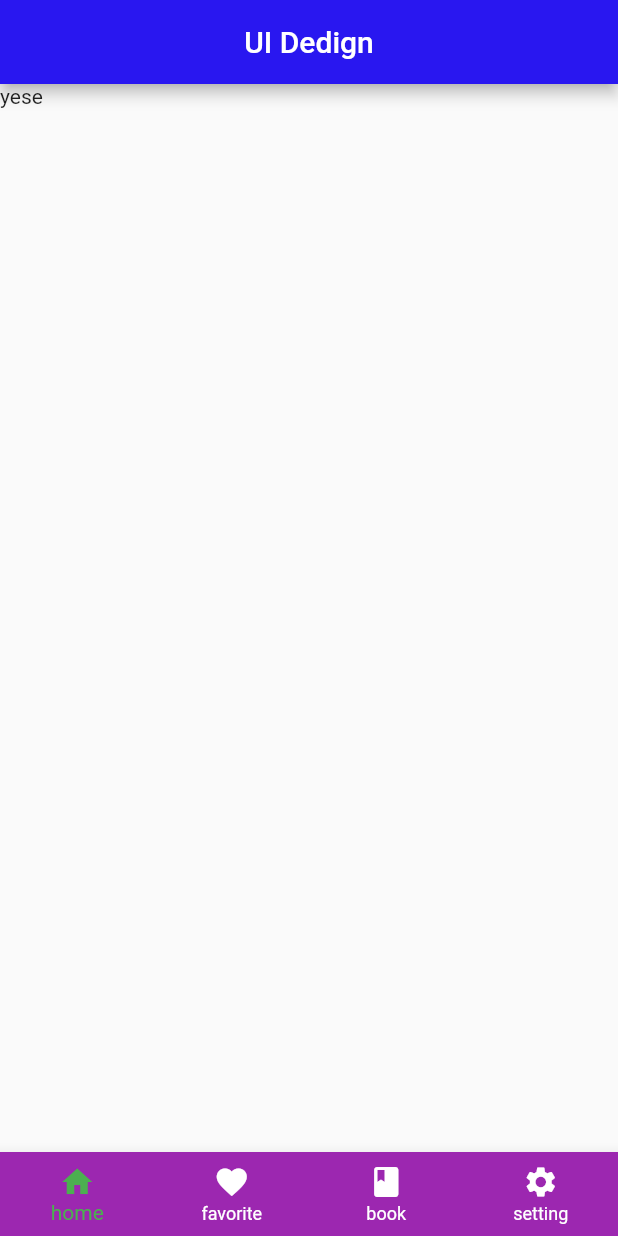
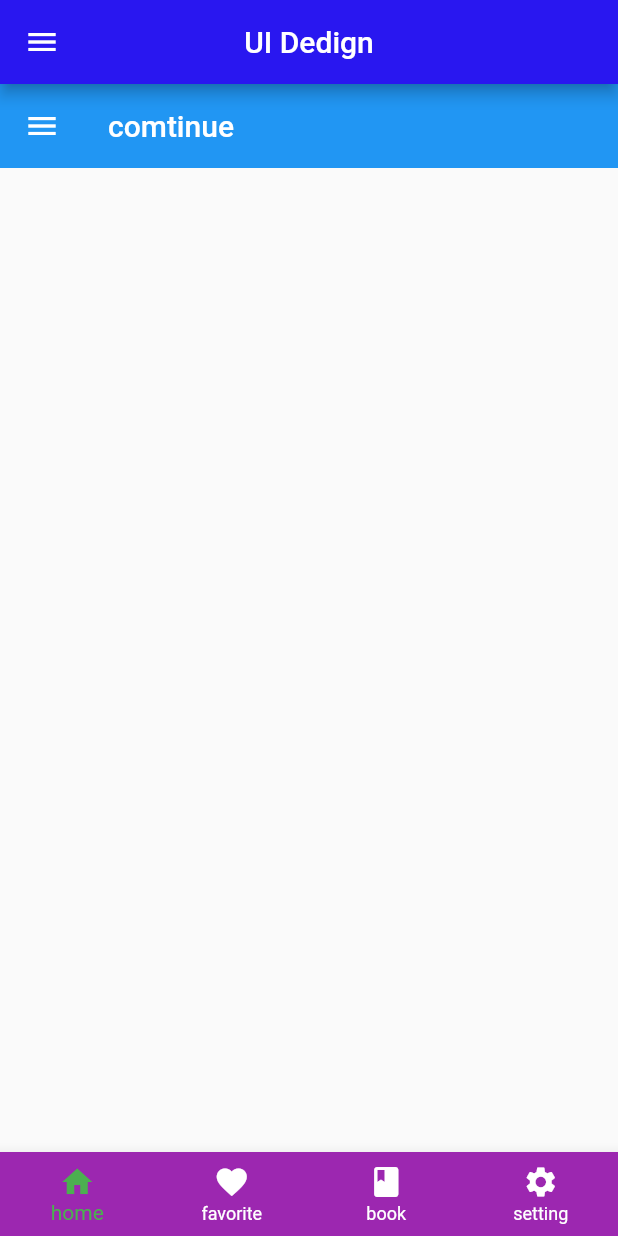
Before and after one commit to Chhangng/flutter_ui_design, a Flutter app: the screen it shows after launch, on a phone screen of 412 x 824 dp. Run offline on Flutter 3.47's test engine with Material 2 defaults, Android fonts, the phone set to English and light mode, and no system bars.

```diff
--- a/lib/book.dart
+++ b/lib/book.dart
@@ -5,8 +5,10 @@ class Book extends StatelessWidget {
 
   @override
   Widget build(BuildContext context) {
-    return Container(
-      child: Text("book"),
+    return Center(
+      child: Container(
+        child: Text("book"),
+      ),
     );
   }
 }
--- a/lib/home.dart
+++ b/lib/home.dart
@@ -16,6 +16,12 @@ class MyHomePage extends StatefulWidget {
 
 class _MyHomePageState extends State<MyHomePage> {
    int curenIdex = 0;
+   List<Map<String,dynamic>> listDrawer = [
+    {"name":"Home","icon":Icons.home},
+    {"name":"Favorite","icon":Icons.favorite},
+    {"name":"Setting","icon":Icons.settings}
+   ];
+
   @override
   Widget build(BuildContext context) {
 
@@ -48,13 +54,69 @@ class _MyHomePageState extends State<MyHomePage> {
        }),
       ),
 
+       drawer: Drawer(
+          backgroundColor: const Color.fromARGB(255, 218, 220, 220),
+          width: 250,
+          child: Column(
+            children: [
+                Container(
+                   height: 50,
+                  margin: const EdgeInsets.only(top: 10,left: 10),
+                  child: Row(
+                     children: [
+                        Icon(Icons.person),
+                        Text("User Account"),
+                     ],
+                  ),
+                ),
+                const Divider(
+                  height: 10,
+                  color: Colors.pink,
+                ),
+                for(int i = 0;i<listDrawer.length;i++)
+                InkWell(
+                  onTap: ((){
+                      setState(() {
+                        curenIdex = i;
+                        Navigator.pop(context);
+                      });
+                  }),
+                  child: Container(
+                    //  color: Colors.green,
+                    height: 50,
+                    padding: const EdgeInsets.only(top: 10,left: 10),
+                    child: Row(
+                      children: [
+                        Icon(listDrawer[i]["icon"]),
+                        const SizedBox(
+                          width: 10,
+                        ),
+                        Text(listDrawer[i]["name"])
+                      ],
+                    ),
+                  ),
+                ),
+            ]
+            ),
+       ),
     );
   }
+
+
+
+
+
   Widget homeScreen()
   {
-    return Container(
-        child: Text("yese"),
-      );
+    return const Center(
+      child: CustomScrollView(
+         slivers: [
+             SliverAppBar(
+                 title: Text("comtinue"),
+             ),
+         ],
+      ),
+    );
 
   }
 }
```
Also changed, not shown: lib/favorite.dart (+35 -3 lines), lib/setting.dart (+22 -2 lines).
